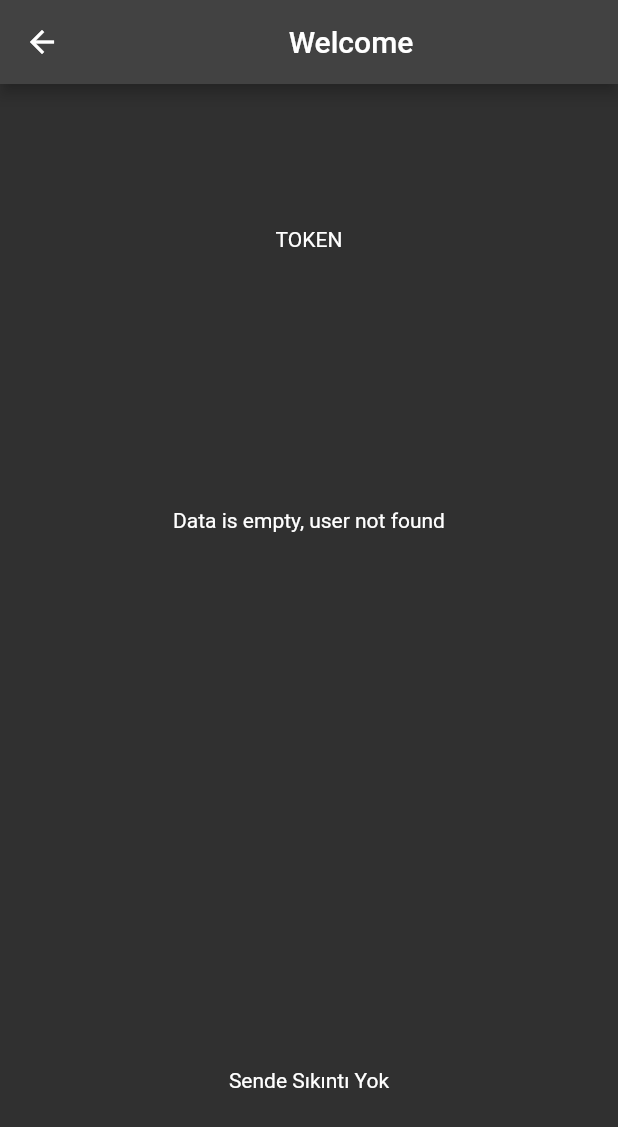
After one commit to knturn/cubit_example, a Flutter app: the LoginDetail screen opened directly, on a phone screen of 412 x 824 dp. The commit adds this screen. Shown: the top 1127 px of the screen. Run offline on Flutter 3.47's test engine with Material 2 defaults, Android fonts, the phone set to English and light mode, and no system bars; our stand-ins replace bloc, dio, flutter_bloc.

Commit message:
token taken successfully on the detail page.

```diff
--- a/lib/login_cubit_example/Model/login_response_model.dart
+++ b/lib/login_cubit_example/Model/login_response_model.dart
@@ -8,8 +8,8 @@ class LoginResponeModel {
   }
 
   Map<String, dynamic> toJson() {
-    final Map<String, dynamic> data = new Map<String, dynamic>();
-    data['token'] = this.token;
+    final Map<String, dynamic> data = <String, dynamic>{};
+    data['token'] = token;
     return data;
   }
 }
--- a/lib/login_cubit_example/View Model/login_cubit.dart
+++ b/lib/login_cubit_example/View Model/login_cubit.dart
@@ -20,14 +20,15 @@ class LoginCubit extends Cubit<LoginState> {
     if (formkey.currentState != null && formkey.currentState!.validate()) {
       chanceLoading();
       final data = await service.postUserLogin(LoginRequestModel(
-          email: emailController.toString(),
-          password: passwordController.toString()));
+          email: emailController.text.trim(),
+          password: passwordController.text.trim()));
       chanceLoading();
 
       if (data is LoginResponeModel) {
         emit(LoginComplatedeState(data));
       }
     } else {
+      print("sıkıntı mı");
       isLoginFail = true;
       emit(LoginValidateState(isLoginFail));
     }
--- /dev/null
+++ b/lib/login_cubit_example/View/login_detail.dart
@@ -0,0 +1,32 @@
+import 'package:cubit_example/login_cubit_example/Model/login_response_model.dart';
+import 'package:flutter/material.dart';
+
+class LoginDetail extends StatelessWidget {
+  final LoginResponeModel? model;
+  const LoginDetail({Key? key, this.model}) : super(key: key);
+
+  @override
+  Widget build(BuildContext context) {
+    return Scaffold(
+      appBar: AppBar(
+        title: const Center(child: Text('Welcome')),
+      ),
+      body: Center(
+        child: Padding(
+          padding: const EdgeInsets.all(10.0),
+          child: Column(
+            mainAxisAlignment: MainAxisAlignment.spaceAround,
+            children: [
+              const Text("TOKEN"),
+              Text(model?.token.toString() ?? "Data is empty, user not found"),
+              const SizedBox(height: 15),
+              model?.token.toString == null
+                  ? const Text("Sende Sıkıntı Yok")
+                  : const Text("BAŞARDIM ULA")
+            ],
+          ),
+        ),
+      ),
+    );
+  }
+}
```
Also changed, not shown: lib/login_cubit_example/View/cubit_view.dart (+26 -9 lines).
